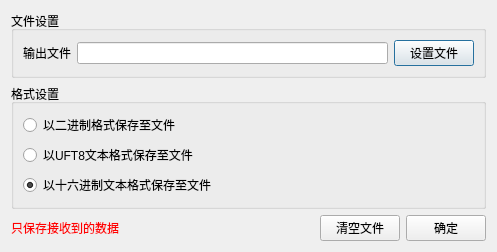
Qt form src/pages/page/output/save2file/SAKOutputSave2FileDialog.ui (x-tools-author/x-tools) before a commit.
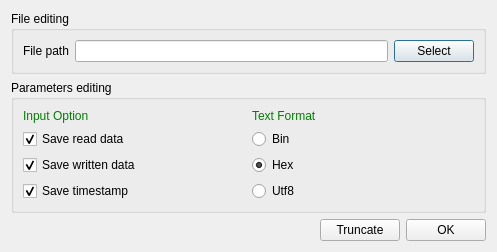
The same form after that commit.

The edit to the form file:
```diff
--- a/src/pages/page/output/save2file/SAKOutputSave2FileDialog.ui
+++ b/src/pages/page/output/save2file/SAKOutputSave2FileDialog.ui
@@ -7,7 +7,7 @@
     <x>0</x>
     <y>0</y>
     <width>497</width>
-    <height>200</height>
+    <height>218</height>
    </rect>
   </property>
   <property name="windowTitle">
@@ -17,7 +17,7 @@
    <item row="0" column="0" colspan="3">
     <widget class="QGroupBox" name="groupBox">
      <property name="title">
-      <string>文件设置</string>
+      <string>File editing</string>
      </property>
      <layout class="QGridLayout" name="gridLayout_2">
       <item row="0" column="1">
@@ -26,85 +26,140 @@
       <item row="0" column="2">
        <widget class="QPushButton" name="setFilePushButton">
         <property name="text">
-         <string>设置文件</string>
+         <string>Select</string>
         </property>
        </widget>
       </item>
       <item row="0" column="0">
        <widget class="QLabel" name="label">
         <property name="text">
-         <string>输出文件</string>
+         <string>File path</string>
         </property>
        </widget>
       </item>
      </layout>
     </widget>
    </item>
+   <item row="2" column="2">
+    <widget class="QPushButton" name="okPushButton">
+     <property name="text">
+      <string>OK</string>
+     </property>
+    </widget>
+   </item>
+   <item row="2" column="1">
+    <widget class="QPushButton" name="TruncatePushButton">
+     <property name="toolTip">
+      <string>All earlier data will be clean</string>
+     </property>
+     <property name="text">
+      <string>Truncate</string>
+     </property>
+    </widget>
+   </item>
+   <item row="2" column="0">
+    <spacer name="horizontalSpacer">
+     <property name="orientation">
+      <enum>Qt::Horizontal</enum>
+     </property>
+     <property name="sizeHint" stdset="0">
+      <size>
+       <width>40</width>
+       <height>20</height>
+      </size>
+     </property>
+    </spacer>
+   </item>
    <item row="1" column="0" colspan="3">
     <widget class="QGroupBox" name="groupBox_3">
      <property name="title">
-      <string>格式设置</string>
+      <string>Parameters editing</string>
      </property>
      <layout class="QGridLayout" name="gridLayout_3">
+      <item row="3" column="1">
+       <widget class="QRadioButton" name="utf8RadioButton">
+        <property name="text">
+         <string>Utf8</string>
+        </property>
+        <property name="checked">
+         <bool>false</bool>
+        </property>
+       </widget>
+      </item>
+      <item row="3" column="0">
+       <widget class="QCheckBox" name="timestampCheckBox">
+        <property name="text">
+         <string>Save timestamp</string>
+        </property>
+        <property name="checked">
+         <bool>true</bool>
+        </property>
+       </widget>
+      </item>
+      <item row="1" column="0">
+       <widget class="QCheckBox" name="readDataCheckBox">
+        <property name="text">
+         <string>Save read data</string>
+        </property>
+        <property name="checked">
+         <bool>true</bool>
+        </property>
+       </widget>
+      </item>
       <item row="2" column="0">
-       <widget class="QRadioButton" name="hexRadioButton">
+       <widget class="QCheckBox" name="writtenDataCheckBox">
         <property name="text">
-         <string>以十六进制文本格式保存至文件</string>
+         <string>Save written data</string>
         </property>
         <property name="checked">
          <bool>true</bool>
         </property>
        </widget>
       </item>
-      <item row="0" column="0">
+      <item row="1" column="1">
        <widget class="QRadioButton" name="binRadioButton">
         <property name="text">
-         <string>以二进制格式保存至文件</string>
+         <string>Bin</string>
         </property>
        </widget>
       </item>
-      <item row="1" column="0">
-       <widget class="QRadioButton" name="utf8RadioButton">
+      <item row="2" column="1">
+       <widget class="QRadioButton" name="hexRadioButton">
         <property name="text">
-         <string>以UFT8文本格式保存至文件</string>
+         <string>Hex</string>
+        </property>
+        <property name="checked">
+         <bool>true</bool>
+        </property>
+       </widget>
+      </item>
+      <item row="0" column="1">
+       <widget class="QLabel" name="label_2">
+        <property name="styleSheet">
+         <string notr="true">QLabel{
+    color:green
+}</string>
+        </property>
+        <property name="text">
+         <string>Text Format</string>
+        </property>
+       </widget>
+      </item>
+      <item row="0" column="0">
+       <widget class="QLabel" name="label_3">
+        <property name="styleSheet">
+         <string notr="true">QLabel{
+    color:green
+}</string>
+        </property>
+        <property name="text">
+         <string>Input Option</string>
         </property>
        </widget>
       </item>
      </layout>
     </widget>
    </item>
-   <item row="2" column="2">
-    <widget class="QPushButton" name="closePushButton">
-     <property name="text">
-      <string>确定</string>
-     </property>
-    </widget>
-   </item>
-   <item row="2" column="1">
-    <widget class="QPushButton" name="clearFilePushButton">
-     <property name="text">
-      <string>清空文件</string>
-     </property>
-    </widget>
-   </item>
-   <item row="2" column="0">
-    <widget class="QLabel" name="label_2sssss">
-     <property name="sizePolicy">
-      <sizepolicy hsizetype="Expanding" vsizetype="Preferred">
-       <horstretch>0</horstretch>
-       <verstretch>0</verstretch>
-      </sizepolicy>
-     </property>
-     <property name="styleSheet">
-      <string notr="true">QLabel#label_2sssss {
-    color:red
-}</string>
-     </property>
-     <property name="text">
-      <string>只保存接收到的数据</string>
-     </property>
-    </widget>
-   </item>
   </layout>
  </widget>
  <resources/>
```
Left out of the diff: 6 changed lines with no effect on the pictures.
